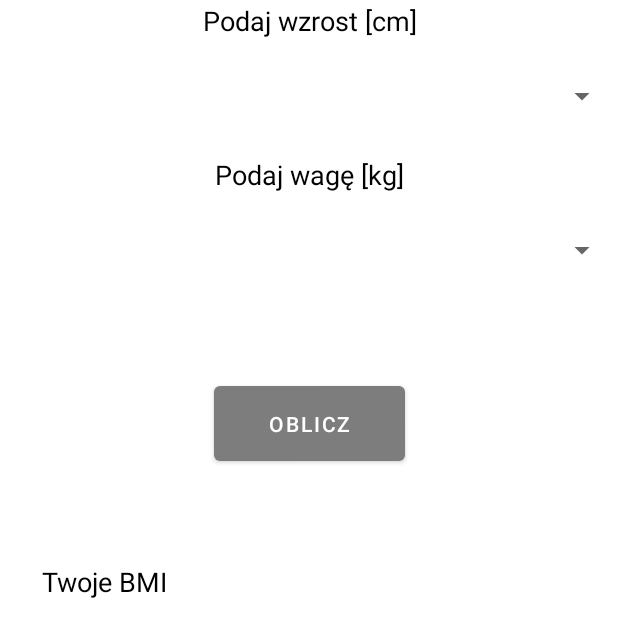
After one commit to kkarpiski/All-Calculator, an Android app: the layout activity_bmi_calc.xml on its own in the app's theme, with its tools: preview values and no code run, on a phone screen of 412 x 824 dp. The commit adds this screen. Shown: the top 637 px of the screen. Run offline under Robolectric (Android 15) with nearby library versions, the phone set to English and light mode, and no system bars.

Commit message:
more features

```diff
--- /dev/null
+++ b/app/src/main/java/com/example/calculator/CalculatorBMI.java
@@ -0,0 +1,4 @@
+package com.example.calculator;
+
+public class CalculatorBMI {
+}
--- a/app/src/main/java/com/example/calculator/MainActivity.java
+++ b/app/src/main/java/com/example/calculator/MainActivity.java
@@ -2,13 +2,6 @@ package com.example.calculator;
 
 import androidx.appcompat.app.AppCompatActivity;
 
-import android.os.Bundle;
-
 public class MainActivity extends AppCompatActivity {
 
-    @Override
-    protected void onCreate(Bundle savedInstanceState) {
-        super.onCreate(savedInstanceState);
-        setContentView(R.layout.activity_main);
-    }
 }
--- /dev/null
+++ b/app/src/main/res/layout/activity_bmi_calc.xml
@@ -0,0 +1,95 @@
+<?xml version="1.0" encoding="utf-8"?>
+<androidx.constraintlayout.widget.ConstraintLayout xmlns:android="http://schemas.android.com/apk/res/android"
+    xmlns:app="http://schemas.android.com/apk/res-auto"
+    xmlns:tools="http://schemas.android.com/tools"
+    android:id="@+id/linearLayout"
+    android:layout_width="match_parent"
+    android:layout_height="match_parent">
+
+
+    <TextView
+        android:id="@+id/tv_wzrost"
+        android:layout_width="match_parent"
+        android:layout_height="30dp"
+        android:layout_marginTop="1dp"
+        android:text="@string/podaj_wzrost"
+        android:textAlignment="center"
+        android:textColor="@color/black"
+        android:textSize="18sp"
+        app:layout_constraintStart_toStartOf="parent"
+        app:layout_constraintTop_toTopOf="parent" />
+
+    <Spinner
+        android:id="@+id/sp_wzrost"
+        android:layout_width="match_parent"
+        android:layout_height="49dp"
+        android:layout_marginTop="8dp"
+        android:dropDownWidth="wrap_content"
+        app:layout_constraintEnd_toEndOf="parent"
+        app:layout_constraintStart_toStartOf="parent"
+        app:layout_constraintTop_toBottomOf="@+id/tv_wzrost" />
+
+    <TextView
+        android:id="@+id/tv_waga"
+        android:layout_width="match_parent"
+        android:layout_height="30dp"
+        android:layout_marginTop="104dp"
+        android:text="@string/podaj_wag"
+        android:textAlignment="center"
+        android:textColor="@color/black"
+        android:textSize="18sp"
+        app:layout_constraintStart_toStartOf="parent"
+        app:layout_constraintTop_toTopOf="parent" />
+
+    <Spinner
+        android:id="@+id/sp_waga"
+        android:layout_width="match_parent"
+        android:layout_height="49dp"
+        android:layout_marginTop="8dp"
+        android:dropDownWidth="wrap_content"
+        app:layout_constraintEnd_toEndOf="parent"
+        app:layout_constraintStart_toStartOf="parent"
+        app:layout_constraintTop_toBottomOf="@+id/tv_waga" />
+
+    <Button
+        android:id="@+id/btn_oblicz"
+        android:layout_width="127dp"
+        android:layout_height="62dp"
+        android:layout_marginStart="162dp"
+        android:layout_marginTop="60dp"
+        android:layout_marginEnd="162dp"
+        android:text="@string/oblicz"
+        app:layout_constraintEnd_toEndOf="parent"
+        app:layout_constraintStart_toStartOf="parent"
+        app:layout_constraintTop_toBottomOf="@+id/sp_waga" />
+
+    <TextView
+        android:id="@+id/tv_wynikBMI"
+        android:layout_width="124dp"
+        android:layout_height="50dp"
+        android:layout_marginStart="7dp"
+        android:layout_marginTop="184dp"
+        android:layout_marginEnd="29dp"
+        android:text="@string/twoje_bmi"
+        android:textAlignment="center"
+        android:textColor="@color/black"
+        android:textSize="18sp"
+        app:layout_constraintEnd_toStartOf="@+id/tv_wynik"
+        app:layout_constraintStart_toStartOf="parent"
+        app:layout_constraintTop_toBottomOf="@+id/sp_waga" />
+
+    <TextView
+        android:id="@+id/tv_wynik"
+        android:layout_width="0dp"
+        android:layout_height="52dp"
+        android:layout_marginStart="29dp"
+        android:layout_marginTop="60dp"
+        android:layout_marginEnd="96dp"
+        android:textAlignment="center"
+        android:textColor="@color/black"
+        android:textSize="18sp"
+        app:layout_constraintEnd_toEndOf="parent"
+        app:layout_constraintStart_toEndOf="@+id/tv_wynikBMI"
+        app:layout_constraintTop_toBottomOf="@+id/btn_oblicz" />
+
+</androidx.constraintlayout.widget.ConstraintLayout>
--- a/app/src/main/res/layout/activity_main.xml
+++ b/app/src/main/res/layout/activity_main.xml
@@ -1,39 +1,6 @@
 <?xml version="1.0" encoding="utf-8"?>
-<LinearLayout xmlns:android="http://schemas.android.com/apk/res/android"
-    xmlns:app="http://schemas.android.com/apk/res-auto"
-    xmlns:tools="http://schemas.android.com/tools"
-    android:layout_width="match_parent"
-    android:layout_height="match_parent"
-    android:addStatesFromChildren="false"
-    android:orientation="vertical"
-    tools:context=".MainActivity">
+<androidx.constraintlayout.widget.ConstraintLayout
+    xmlns:android="http://schemas.android.com/apk/res/android" android:layout_width="match_parent"
+    android:layout_height="match_parent">
 
-    <TextView
-        android:id="@+id/tv_wzrost"
-        android:layout_width="409dp"
-        android:layout_height="20dp"
-        android:text="@string/podaj_wzrost"
-        android:textAlignment="center" />
-
-    <ListView
-        android:id="@+id/lv_wzrost"
-        android:layout_width="match_parent"
-        android:layout_height="60dp"
-        android:layout_marginStart="4dp"
-        android:cacheColorHint="@color/white" />
-
-    <TextView
-        android:id="@+id/tv_waga"
-        android:layout_width="409dp"
-        android:layout_height="20dp"
-        android:text="@string/podaj_wag"
-        android:textAlignment="center" />
-
-    <ListView
-        android:id="@+id/lv_waga"
-        android:layout_width="match_parent"
-        android:layout_height="60dp"
-        android:layout_marginStart="4dp" />
-
-
-</LinearLayout>
+</androidx.constraintlayout.widget.ConstraintLayout>
--- a/app/src/main/res/values/colors.xml
+++ b/app/src/main/res/values/colors.xml
@@ -1,8 +1,8 @@
 <?xml version="1.0" encoding="utf-8"?>
 <resources>
     <color name="purple_200">#FFBB86FC</color>
-    <color name="purple_500">#FF6200EE</color>
-    <color name="purple_700">#FF3700B3</color>
+    <color name="purple_500">#7D7D7D</color>
+    <color name="purple_700">#205A24</color>
     <color name="teal_200">#FF03DAC5</color>
     <color name="teal_700">#FF018786</color>
     <color name="black">#FF000000</color>
--- a/app/src/main/res/values/strings.xml
+++ b/app/src/main/res/values/strings.xml
@@ -1,5 +1,8 @@
 <resources>
     <string name="app_name">Calculator</string>
-    <string name="podaj_wzrost">Podaj wzrost</string>
-    <string name="podaj_wag">Podaj wagę</string>
+    <string name="podaj_wzrost">Podaj wzrost [cm]</string>
+    <string name="podaj_wag">Podaj wagę [kg]</string>
+    <string name="oblicz">Oblicz</string>
+    <string name="twoje_bmi">Twoje BMI</string>
+    <string name="wynik">wynik</string>
 </resources>
```
